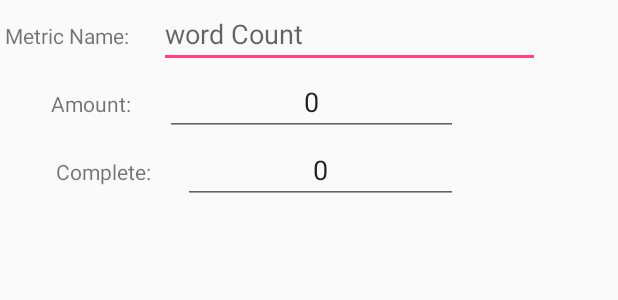
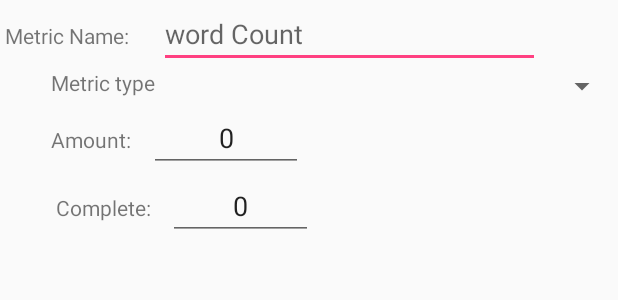
Before and after one commit to Dowie92/LPT, an Android app: the layout metricsinputdialog.xml on its own in the app's theme, with its tools: preview values and no code run, on a phone screen of 412 x 824 dp. Shown: the top 300 px of the screen. Run offline under Robolectric (Android 15) with nearby library versions, the phone set to English and light mode, and no system bars.

```diff
--- a/app/src/main/AndroidManifest.xml
+++ b/app/src/main/AndroidManifest.xml
@@ -27,11 +27,10 @@
             android:label="@string/title_activity_add_details"
             android:theme="@style/AppTheme.NoActionBar"
             android:windowSoftInputMode="stateAlwaysHidden" />
-        <activity android:name=".Details" />
         <activity
             android:name=".Detail"
             android:label="@string/title_activity_detail"
-            android:theme="@style/AppTheme.NoActionBar"></activity>
+            android:theme="@style/AppTheme.NoActionBar"/>
     </application>
 
 </manifest>
--- a/app/src/main/res/layout/content_add_details.xml
+++ b/app/src/main/res/layout/content_add_details.xml
@@ -203,7 +203,8 @@
                     android:id="@+id/firstCheckboxEditText"
                     android:layout_gravity="bottom"
                     android:layout_weight="1"
-                    android:inputType="text"/>
+                    android:inputType="text"
+                    android:imeOptions="actionDone"/>
             </LinearLayout>
 
 
--- a/app/src/main/res/layout/content_detail.xml
+++ b/app/src/main/res/layout/content_detail.xml
@@ -199,7 +199,8 @@
                     android:id="@+id/firstCheckboxEditText"
                     android:layout_gravity="bottom"
                     android:layout_weight="1"
-                    android:inputType="text"/>
+                    android:inputType="text"
+                    android:imeOptions="actionDone"/>
             </LinearLayout>
 
 
--- a/app/src/main/res/layout/metricsinputdialog.xml
+++ b/app/src/main/res/layout/metricsinputdialog.xml
@@ -39,6 +39,29 @@
     <LinearLayout
         android:layout_width="fill_parent"
         android:layout_height="wrap_content"
+        android:id="@+id/metricType"
+        android:orientation="horizontal">
+        <TextView
+            android:layout_width="wrap_content"
+            android:layout_height="wrap_content"
+            android:id="@+id/TypeText"
+            android:gravity="bottom"
+            android:paddingLeft="34dp"
+            android:paddingRight="3dp"
+            android:layout_weight="20"
+            android:text="@string/metric_type"/>
+        <Spinner
+            android:layout_width="wrap_content"
+            android:layout_height="wrap_content"
+            android:id="@+id/metricTypeSpinner"
+            android:spinnerMode="dropdown"
+            android:layout_weight="80">
+        </Spinner>
+
+    </LinearLayout>
+    <LinearLayout
+        android:layout_width="fill_parent"
+        android:layout_height="wrap_content"
         android:id="@+id/metricAmount"
         android:orientation="horizontal">
 
@@ -60,6 +83,15 @@
             android:layout_weight="90"
             android:text="0"
             android:inputType="number"/>
+        <EditText
+            android:layout_width="wrap_content"
+            android:layout_height="wrap_content"
+            android:id="@+id/amountEditTextDouble"
+            android:gravity="center_horizontal"
+            android:layout_weight="90"
+            android:text="0"
+            android:inputType="numberDecimal"
+            android:visibility="invisible"/>
         <TextView
             android:layout_width="wrap_content"
             android:layout_height="wrap_content"
@@ -92,6 +124,15 @@
             android:layout_weight="90"
             android:text="0"
             android:inputType="number"/>
+        <EditText
+            android:layout_width="wrap_content"
+            android:layout_height="wrap_content"
+            android:id="@+id/completeEditTextDouble"
+            android:gravity="center_horizontal"
+            android:visibility="invisible"
+            android:layout_weight="90"
+            android:text="0"
+            android:inputType="numberDecimal"/>
         <TextView
             android:layout_width="wrap_content"
             android:layout_height="wrap_content"
--- a/app/src/main/res/values/strings.xml
+++ b/app/src/main/res/values/strings.xml
@@ -13,4 +13,5 @@
     <string name="Metric_name">Metric Name:</string>
     <string name="metric_amount">Amount:</string>
     <string name="metric_Complete">Complete:</string>
+    <string name="metric_type">Metric type</string>
 </resources>
```
Also changed, not shown: app/src/main/java/alexdissertation/lpt/AddDetails.java (+96 -7 lines), app/src/main/java/alexdissertation/lpt/Detail.java (+145 -5 lines), app/src/main/res/drawable/ic_alarm_add_black_24dp.png (added), app/src/main/res/drawable/ic_alarm_add_white_24dp.png (added), app/src/main/res/drawable/ic_alarm_black_24dp.png (added), app/src/main/res/drawable/ic_alarm_off_black_24dp.png (added), app/src/main/res/drawable/ic_alarm_off_white_24dp.png (added), app/src/main/res/drawable/ic_alarm_on_black_24dp.png (added), app/src/main/res/drawable/ic_alarm_on_white_24dp.png (added), app/src/main/res/drawable/ic_alarm_white_24dp.png (added), app/src/main/res/drawable/ic_bookmark_white_24dp.png (added), app/src/main/res/drawable/ic_date_range_white_18dp.png (added), app/src/main/res/drawable/ic_lightbulb_outline_white_18dp.png (added), app/src/main/res/drawable/ic_turned_in_black_18dp.png (added).
